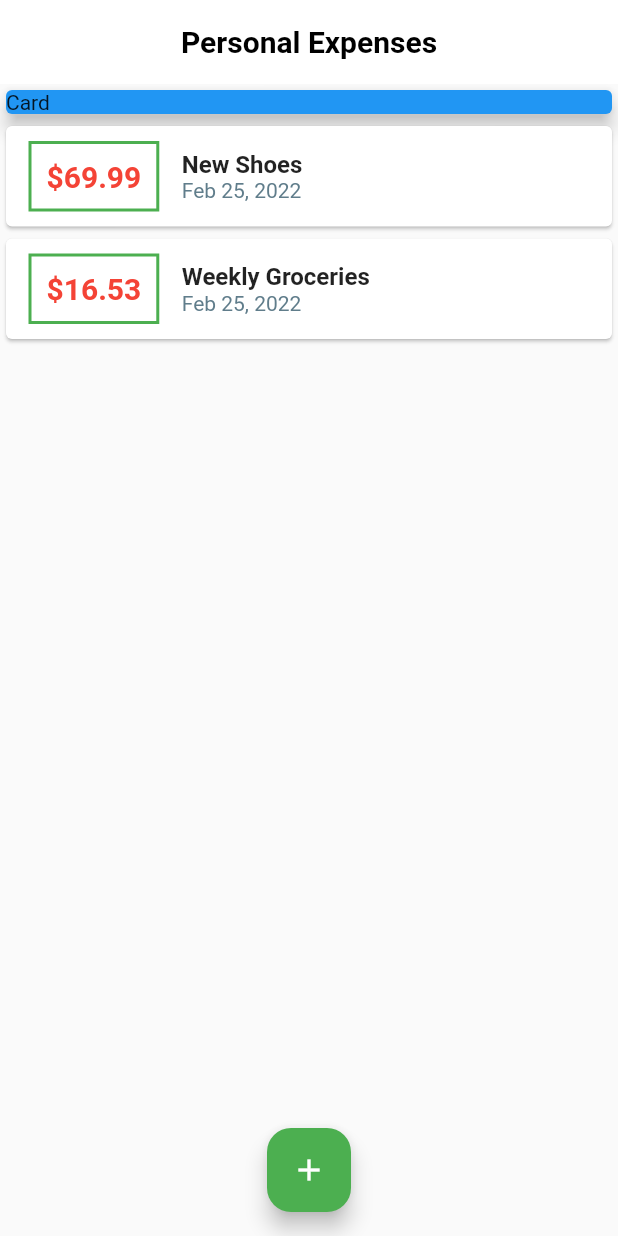
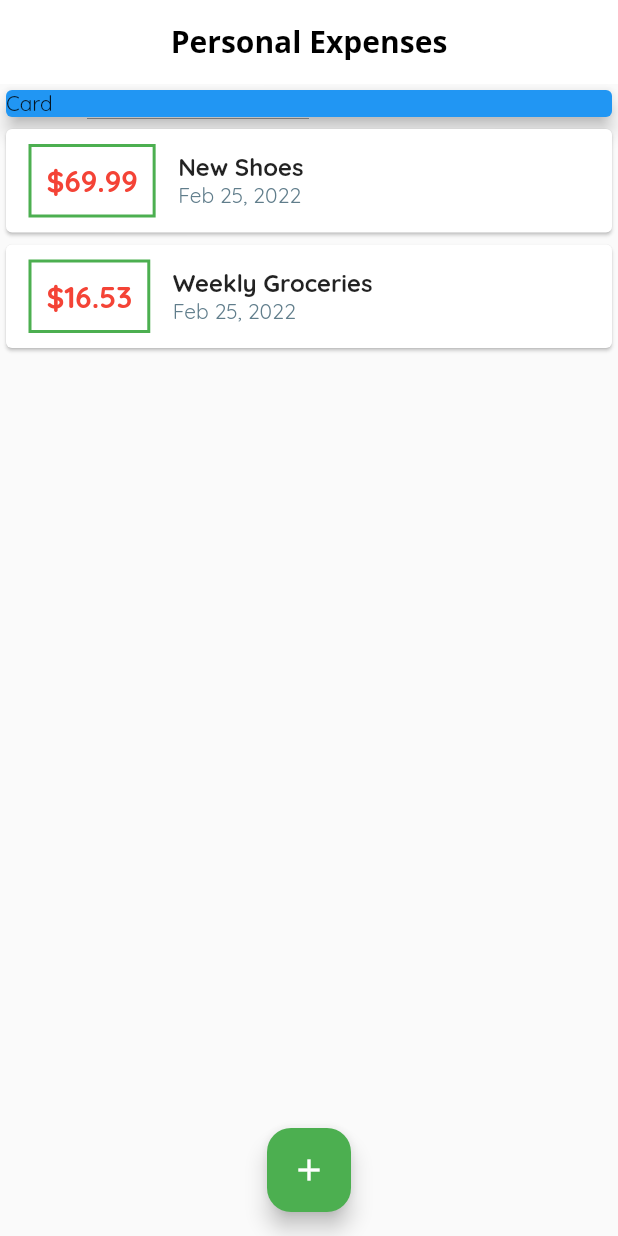
Before and after one commit to Saif64/Flutter-Personal-Expenses-, a Flutter app: the screen it shows after launch, on a phone screen of 412 x 824 dp. Run offline on Flutter 3.47's test engine with Material 2 defaults, Android fonts, the phone set to English and light mode, and no system bars.

Commit message:
added the half baked app

```diff
--- a/lib/main.dart
+++ b/lib/main.dart
@@ -17,6 +17,20 @@ class MyApp extends StatelessWidget {
       title: 'Personal Expenses',
       theme: ThemeData(
         primarySwatch: Colors.green,
+        fontFamily: 'Quicksand',
+        appBarTheme: AppBarTheme(
+          // textTheme: ThemeData.light().textTheme.copyWith(
+          //       titleMedium: TextStyle(
+          //         fontFamily: 'OpenSans',
+          //       ),
+          //     ),
+          titleTextStyle: TextStyle(
+            fontWeight: FontWeight.bold,
+            fontFamily: 'OpenSans',
+            color: Colors.black,
+            fontSize: 20,
+          ),
+        ),
       ),
       home: MyHomePage(),
     );
@@ -78,10 +92,11 @@ class _MyHomePageState extends State<MyHomePage> {
         elevation: 0,
         title: Text(
           'Personal Expenses',
-          style: TextStyle(
-            color: Colors.black,
-            fontWeight: FontWeight.bold,
-          ),
+          // style: TextStyle(
+          //   color: Colors.black,
+          //   fontWeight: FontWeight.bold,
+          // ),
+          style: Theme.of(context).appBarTheme.titleTextStyle,
         ),
       ),
       body: SingleChildScrollView(
```
